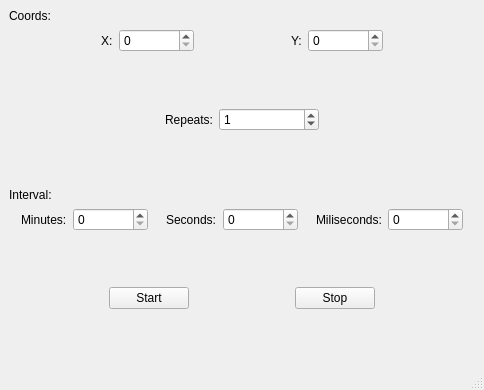
The window that app/gui/mainwindow.ui (madamskip1/mouse-clicker) describes before a commit, drawn with Qt 5.
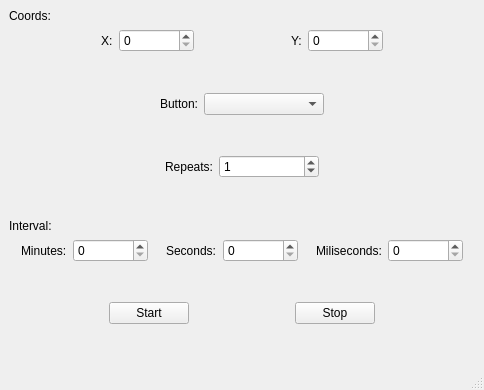
The same window after the commit.

Commit message: ComboBox to change button clicked

Diff of the .ui file:
```diff
--- a/app/gui/mainwindow.ui
+++ b/app/gui/mainwindow.ui
@@ -128,6 +128,66 @@
       </property>
      </spacer>
     </item>
+    <item>
+     <layout class="QHBoxLayout" name="horizontalLayout_2">
+      <item>
+       <spacer name="horizontalSpacer_13">
+        <property name="orientation">
+         <enum>Qt::Orientation::Horizontal</enum>
+        </property>
+        <property name="sizeHint" stdset="0">
+         <size>
+          <width>40</width>
+          <height>20</height>
+         </size>
+        </property>
+       </spacer>
+      </item>
+      <item>
+       <widget class="QLabel" name="ButtonLabel">
+        <property name="text">
+         <string>Button:</string>
+        </property>
+       </widget>
+      </item>
+      <item>
+       <widget class="QComboBox" name="ButtonComboBox">
+        <property name="minimumSize">
+         <size>
+          <width>120</width>
+          <height>0</height>
+         </size>
+        </property>
+       </widget>
+      </item>
+      <item>
+       <spacer name="horizontalSpacer_14">
+        <property name="orientation">
+         <enum>Qt::Orientation::Horizontal</enum>
+        </property>
+        <property name="sizeHint" stdset="0">
+         <size>
+          <width>40</width>
+          <height>20</height>
+         </size>
+        </property>
+       </spacer>
+      </item>
+     </layout>
+    </item>
+    <item>
+     <spacer name="verticalSpacer_5">
+      <property name="orientation">
+       <enum>Qt::Orientation::Vertical</enum>
+      </property>
+      <property name="sizeHint" stdset="0">
+       <size>
+        <width>20</width>
+        <height>40</height>
+       </size>
+      </property>
+     </spacer>
+    </item>
     <item>
      <layout class="QHBoxLayout" name="horizontalLayout_3">
       <item>
```
The commit also changes 1 other file.
